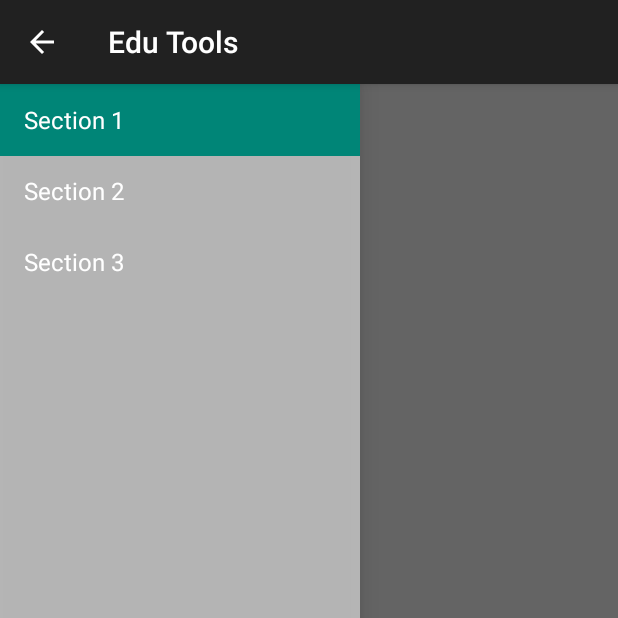
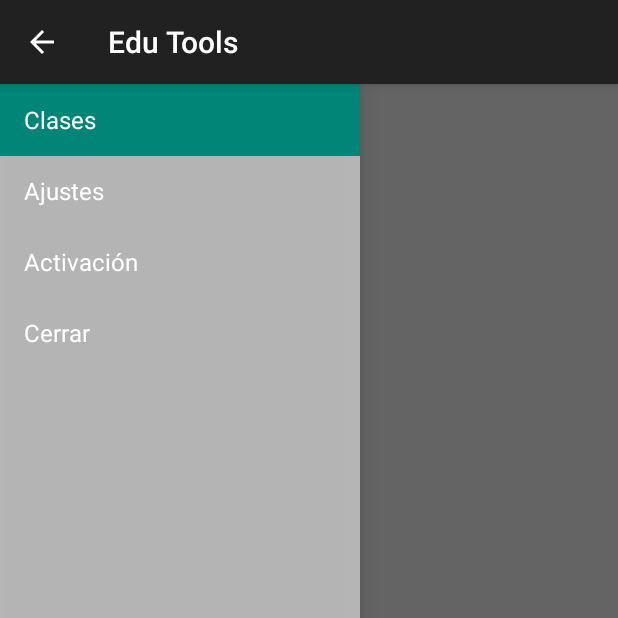
Before and after one commit to rjosecruz/EduTools, an Android app: the screen it shows after launch (MenuActivity), on a phone screen of 412 x 824 dp, the top half of it. Run offline under Robolectric (Android 15) with nearby library versions, the phone set to English and light mode, and no system bars; 3 statements that could not run were skipped.

Commit message:
Subida de proyecto

```diff
--- a/app/src/main/java/com/datatecsolutions/edutools/NavigationDrawerFragment.java
+++ b/app/src/main/java/com/datatecsolutions/edutools/NavigationDrawerFragment.java
@@ -105,6 +105,8 @@ public class NavigationDrawerFragment extends Fragment {
                         getString(R.string.title_section1),
                         getString(R.string.title_section2),
                         getString(R.string.title_section3),
+                        getString(R.string.title_section4),
+
                 }));
         mDrawerListView.setItemChecked(mCurrentSelectedPosition, true);
         return mDrawerListView;
--- a/app/src/main/res/values/strings.xml
+++ b/app/src/main/res/values/strings.xml
@@ -2,9 +2,10 @@
 <resources>
 
     <string name="app_name">Edu Tools</string>
-    <string name="title_section1">Section 1</string>
-    <string name="title_section2">Section 2</string>
-    <string name="title_section3">Section 3</string>
+    <string name="title_section1">Clases</string>
+    <string name="title_section2">Ajustes</string>
+    <string name="title_section3">Activación</string>
+    <string name="title_section4">Cerrar</string>
     <string name="navigation_drawer_open">Open navigation drawer</string>
     <string name="navigation_drawer_close">Close navigation drawer</string>
     <string name="action_example">Example action</string>
```
